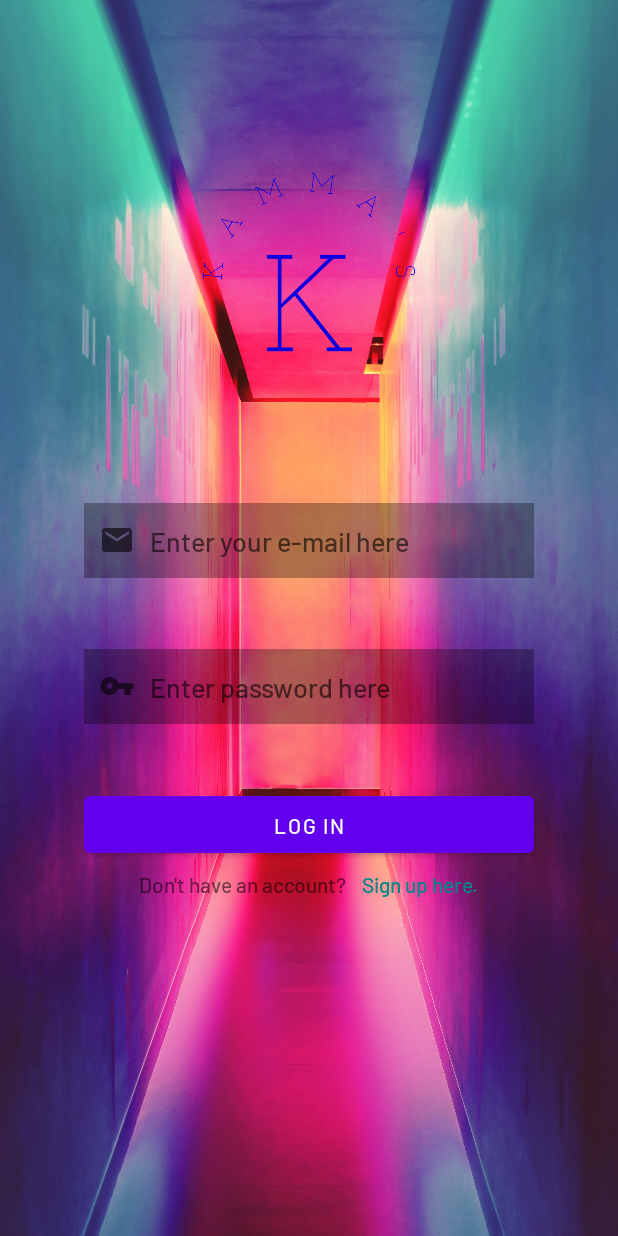
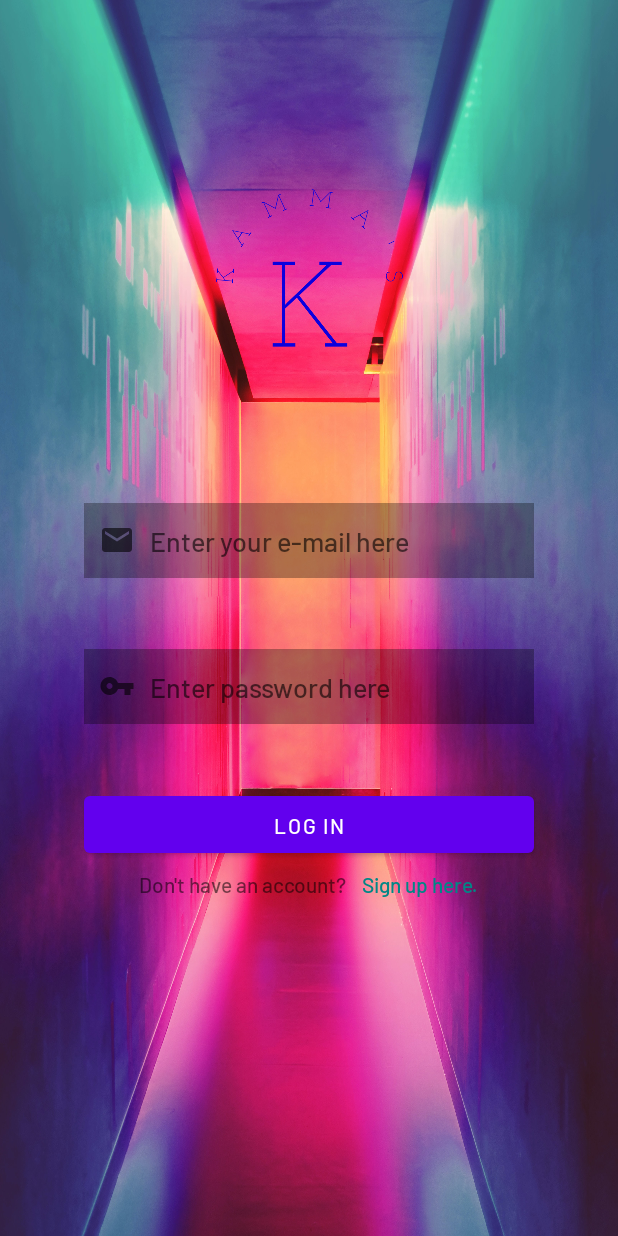
Before and after one commit to MwangiNelson/Kamma_App, an Android app: the screen it shows after launch (MainActivity), on a phone screen of 412 x 824 dp. Run offline under Robolectric (Android 15) with nearby library versions, the phone set to English and light mode, and no system bars.

Commit message:
Monday morning,transitions working(not beautiful tho)

```diff
--- a/app/build.gradle
+++ b/app/build.gradle
@@ -36,6 +36,9 @@ dependencies {
     implementation 'androidx.appcompat:appcompat:1.0.0'
     implementation 'androidx.constraintlayout:constraintlayout:1.1.3'
     implementation 'com.google.android.material:material:1.6.0-alpha03'
+    implementation 'androidx.navigation:navigation-fragment-ktx:2.4.1'
+    implementation 'androidx.navigation:navigation-ui-ktx:2.4.1'
+    implementation 'androidx.legacy:legacy-support-v4:1.0.0'
     testImplementation 'junit:junit:4.13.2'
     androidTestImplementation 'androidx.test.ext:junit:1.1.1'
     androidTestImplementation 'androidx.test.espresso:espresso-core:3.1.0'
--- a/app/src/main/java/com/example/trd/MainActivity.kt
+++ b/app/src/main/java/com/example/trd/MainActivity.kt
@@ -13,7 +13,6 @@ class MainActivity : AppCompatActivity() {
         super.onCreate(savedInstanceState)
         setContentView(R.layout.activity_main)
 
-
     }
 
 
--- /dev/null
+++ b/app/src/main/java/com/example/trd/login_fragment.kt
@@ -0,0 +1,49 @@
+package com.example.trd
+
+import android.os.Bundle
+import androidx.fragment.app.Fragment
+import android.view.LayoutInflater
+import android.view.View
+import android.view.ViewGroup
+import android.widget.Button
+import android.widget.TextView
+import androidx.navigation.findNavController
+
+// TODO: Rename parameter arguments, choose names that match
+// the fragment initialization parameters, e.g. ARG_ITEM_NUMBER
+private const val ARG_PARAM1 = "param1"
+private const val ARG_PARAM2 = "param2"
+
+/**
+ * A simple [Fragment] subclass.
+ * Use the [login_fragment.newInstance] factory method to
+ * create an instance of this fragment.
+ */
+class login_fragment : Fragment() {
+    // TODO: Rename and change types of parameters
+    private var param1: String? = null
+    private var param2: String? = null
+
+    override fun onCreate(savedInstanceState: Bundle?) {
+        super.onCreate(savedInstanceState)
+        arguments?.let {
+            param1 = it.getString(ARG_PARAM1)
+            param2 = it.getString(ARG_PARAM2)
+        }
+    }
+
+    override fun onCreateView(
+        inflater: LayoutInflater, container: ViewGroup?,
+        savedInstanceState: Bundle?
+    ): View? {
+        // Inflate the layout for this fragment
+     return inflater.inflate(R.layout.fragment_login_fragment, container, false)
+
+    }
+
+    override fun onViewCreated(view: View, savedInstanceState: Bundle?) {
+        view.findViewById<TextView>(R.id.register_page_link).setOnClickListener {
+            view.findNavController().navigate(R.id.action_login_fragment_to_register_fragment)
+        }
+    }
+}
--- a/app/src/main/java/com/example/trd/registration_activity.kt
+++ b/app/src/main/java/com/example/trd/registration_activity.kt
@@ -7,5 +7,6 @@ class registration_activity : AppCompatActivity() {
     override fun onCreate(savedInstanceState: Bundle?) {
         super.onCreate(savedInstanceState)
         setContentView(R.layout.activity_registration)
+
     }
 }
--- a/app/src/main/res/layout/activity_main.xml
+++ b/app/src/main/res/layout/activity_main.xml
@@ -4,118 +4,18 @@
     xmlns:tools="http://schemas.android.com/tools"
     android:layout_width="match_parent"
     android:layout_height="match_parent"
-    android:background="@drawable/login"
     tools:context=".MainActivity">
 
-    <EditText
-        android:id="@+id/userEmail"
-        android:layout_width="300dp"
-        android:layout_height="50dp"
-        android:autofillHints="Your e-mail goes here."
-        android:background="#50000000"
-        android:drawableStart="@drawable/ic_baseline_email_24"
-        android:drawablePadding="10sp"
-        android:ems="10"
-        android:fontFamily="@font/barlow_condensed_medium"
-        android:hint="@string/enter_your_e_mail_here"
-        android:inputType="textEmailAddress"
-        android:padding="10sp"
-        app:layout_constraintBottom_toBottomOf="parent"
-        app:layout_constraintEnd_toEndOf="parent"
-        app:layout_constraintStart_toStartOf="parent"
-        app:layout_constraintTop_toTopOf="parent"
-        app:layout_constraintVertical_bias="0.433"
-        tools:ignore="TextContrastCheck" />
 
-    <EditText
-        android:id="@+id/userPassword"
-        android:layout_width="300dp"
-        android:layout_height="50dp"
-        android:autofillHints="Your password goes here"
-
-        android:background="#50000000"
-        android:drawableStart="@drawable/ic_baseline_vpn_key_24"
-        android:drawablePadding="10sp"
-        android:fontFamily="@font/barlow_condensed_medium"
-        android:hint="@string/enter_password_here"
-
-
-        android:inputType="textPassword"
-        android:padding="10sp"
-        app:layout_constraintBottom_toBottomOf="parent"
-        app:layout_constraintEnd_toEndOf="parent"
-        app:layout_constraintStart_toStartOf="parent"
-        app:layout_constraintTop_toTopOf="parent"
-        app:layout_constraintVertical_bias="0.559"
-        tools:ignore="TextContrastCheck" />
-
-    <Button
-
-        android:id="@+id/login_button"
-        style="@style/Widget.MaterialComponents.Button"
-        android:layout_width="300dp"
-        android:layout_height="50dp"
-        android:layout_marginTop="32dp"
-        android:fontFamily="@font/barlow_condensed_medium"
-
-        android:padding="10sp"
-        android:text="@string/log_in"
-        app:layout_constraintBottom_toBottomOf="parent"
-        app:layout_constraintEnd_toEndOf="parent"
-        app:layout_constraintHorizontal_bias="0.5"
-        app:layout_constraintStart_toStartOf="parent"
-        app:layout_constraintTop_toTopOf="parent"
-        app:layout_constraintVertical_bias="0.664" />
-
-    <LinearLayout
-        android:layout_width="300dp"
-        android:layout_height="50dp"
-        android:orientation="horizontal"
-        app:layout_constraintBottom_toBottomOf="parent"
-        app:layout_constraintEnd_toEndOf="parent"
-        app:layout_constraintHorizontal_bias="0.5"
-        app:layout_constraintStart_toStartOf="parent"
-        app:layout_constraintTop_toBottomOf="@+id/login_button"
-        app:layout_constraintVertical_bias="0.0">
-
-        <TextView
-            android:id="@+id/textView"
-            android:layout_width="wrap_content"
-            android:layout_height="match_parent"
-            android:layout_margin="5dp"
-            android:layout_weight="1"
-            android:fontFamily="@font/barlow_condensed_medium"
-            android:gravity="end"
-            android:text="@string/don_t_have_an_account"
-            tools:ignore="TextContrastCheck" />
-
-        <TextView
-            android:id="@+id/register_page_link"
-            android:layout_width="wrap_content"
-            android:layout_height="match_parent"
-            android:layout_margin="5dp"
-            android:layout_weight="1"
-            android:clickable="true"
-            android:focusable="true"
-
-            android:fontFamily="@font/barlow_condensed_medium"
-            android:text="@string/sign_up_here"
-            android:textColor="@color/teal_700"
-            tools:ignore="TouchTargetSizeCheck,TextContrastCheck" />
-    </LinearLayout>
-
-    <ImageView
-        android:id="@+id/imageView2"
-        android:layout_width="200dp"
-        android:layout_height="200dp"
-        android:contentDescription="@string/logo"
-        app:layout_constraintBottom_toBottomOf="parent"
-        app:layout_constraintEnd_toEndOf="parent"
-        app:layout_constraintHorizontal_bias="0.5"
-        app:layout_constraintStart_toStartOf="parent"
-        app:layout_constraintTop_toTopOf="parent"
-        app:layout_constraintVertical_bias="0.12"
-        app:srcCompat="@drawable/k_logo" />
+    <androidx.fragment.app.FragmentContainerView
+        android:id="@+id/fragmentContainerView"
+        android:name="androidx.navigation.fragment.NavHostFragment"
+        android:layout_width="match_parent"
+        android:layout_height="match_parent"
+        app:defaultNavHost="true"
+        app:navGraph="@navigation/my_nav"
+        tools:layout_editor_absoluteX="80dp"
+        tools:layout_editor_absoluteY="225dp" />
 
 
 </androidx.constraintlayout.widget.ConstraintLayout>
--- /dev/null
+++ b/app/src/main/res/layout/fragment_login_fragment.xml
@@ -0,0 +1,119 @@
+<?xml version="1.0" encoding="utf-8"?>
+<androidx.constraintlayout.widget.ConstraintLayout xmlns:android="http://schemas.android.com/apk/res/android"
+    xmlns:app="http://schemas.android.com/apk/res-auto"
+    xmlns:tools="http://schemas.android.com/tools"
+    android:layout_width="match_parent"
+    android:layout_height="match_parent"
+    android:background="@drawable/login"
+    tools:context=".login_fragment">
+
+
+    <ImageView
+        android:id="@+id/imageView3"
+        android:layout_width="179dp"
+        android:layout_height="176dp"
+        android:src="@drawable/k_logo"
+        app:layout_constraintBottom_toBottomOf="parent"
+        app:layout_constraintEnd_toEndOf="parent"
+        app:layout_constraintStart_toStartOf="parent"
+        app:layout_constraintTop_toTopOf="parent"
+        app:layout_constraintVertical_bias="0.14"
+        android:contentDescription="@string/logo" />
+
+    <EditText
+        android:id="@+id/userEmail"
+        android:layout_width="300dp"
+        android:layout_height="50dp"
+        android:autofillHints="Your e-mail goes here."
+        android:background="#50000000"
+        android:drawableStart="@drawable/ic_baseline_email_24"
+        android:drawablePadding="10sp"
+        android:ems="10"
+        android:fontFamily="@font/barlow_condensed_medium"
+        android:hint="@string/enter_your_e_mail_here"
+        android:inputType="textEmailAddress"
+        android:padding="10sp"
+        app:layout_constraintBottom_toBottomOf="parent"
+        app:layout_constraintEnd_toEndOf="parent"
+        app:layout_constraintStart_toStartOf="parent"
+        app:layout_constraintTop_toTopOf="parent"
+        app:layout_constraintVertical_bias="0.433"
+        tools:ignore="TextContrastCheck" />
+
+    <EditText
+        android:id="@+id/userPassword"
+        android:layout_width="300dp"
+        android:layout_height="50dp"
+        android:autofillHints="Your password goes here"
+
+        android:background="#50000000"
+        android:drawableStart="@drawable/ic_baseline_vpn_key_24"
+        android:drawablePadding="10sp"
+        android:fontFamily="@font/barlow_condensed_medium"
+        android:hint="@string/enter_password_here"
+
+
+        android:inputType="textPassword"
+        android:padding="10sp"
+        app:layout_constraintBottom_toBottomOf="parent"
+        app:layout_constraintEnd_toEndOf="parent"
+        app:layout_constraintStart_toStartOf="parent"
+        app:layout_constraintTop_toTopOf="parent"
+        app:layout_constraintVertical_bias="0.559"
+        tools:ignore="TextContrastCheck" />
+
+    <Button
+
+        android:id="@+id/login_button"
+        style="@style/Widget.MaterialComponents.Button"
+        android:layout_width="300dp"
+        android:layout_height="50dp"
+        android:layout_marginTop="32dp"
+        android:fontFamily="@font/barlow_condensed_medium"
+
+        android:padding="10sp"
+        android:text="@string/log_in"
+        app:layout_constraintBottom_toBottomOf="parent"
+        app:layout_constraintEnd_toEndOf="parent"
+        app:layout_constraintHorizontal_bias="0.5"
+        app:layout_constraintStart_toStartOf="parent"
+        app:layout_constraintTop_toTopOf="parent"
+        app:layout_constraintVertical_bias="0.664" />
+
+    <LinearLayout
+        android:layout_width="300dp"
+        android:layout_height="50dp"
+        android:orientation="horizontal"
+        app:layout_constraintBottom_toBottomOf="parent"
+        app:layout_constraintEnd_toEndOf="parent"
+        app:layout_constraintHorizontal_bias="0.5"
+        app:layout_constraintStart_toStartOf="parent"
+        app:layout_constraintTop_toBottomOf="@+id/login_button"
+        app:layout_constraintVertical_bias="0.0">
+
+        <TextView
+            android:id="@+id/textView"
+            android:layout_width="wrap_content"
+            android:layout_height="match_parent"
+            android:layout_margin="5dp"
+            android:layout_weight="1"
+            android:fontFamily="@font/barlow_condensed_medium"
+            android:gravity="end"
+            android:text="@string/don_t_have_an_account"
+            tools:ignore="TextContrastCheck" />
+
+        <TextView
+            android:id="@+id/register_page_link"
+            android:layout_width="wrap_content"
+            android:layout_height="match_parent"
+            android:layout_margin="5dp"
+            android:layout_weight="1"
+            android:clickable="true"
+            android:focusable="true"
+
+            android:fontFamily="@font/barlow_condensed_medium"
+            android:text="@string/sign_up_here"
+            android:textColor="@color/teal_700"
+            tools:ignore="TouchTargetSizeCheck,TextContrastCheck" />
+    </LinearLayout>
+</androidx.constraintlayout.widget.ConstraintLayout>
--- /dev/null
+++ b/app/src/main/res/navigation/my_nav.xml
@@ -0,0 +1,30 @@
+<?xml version="1.0" encoding="utf-8"?>
+<navigation xmlns:android="http://schemas.android.com/apk/res/android"
+    xmlns:app="http://schemas.android.com/apk/res-auto"
+    xmlns:tools="http://schemas.android.com/tools"
+    android:id="@+id/my_nav"
+    app:startDestination="@id/login_fragment">
+
+    <fragment
+        android:id="@+id/login_fragment"
+        android:name="com.example.trd.login_fragment"
+        android:label="fragment_login_fragment"
+        tools:layout="@layout/fragment_login_fragment" >
+        <action
+            android:id="@+id/action_login_fragment_to_register_fragment"
+            app:destination="@id/register_fragment"
+            app:enterAnim="@android:anim/fade_in"
+            app:exitAnim="@android:anim/fade_out" />
+    </fragment>
+    <fragment
+        android:id="@+id/register_fragment"
+        android:name="com.example.trd.register_fragment"
+        android:label="fragment_register_fragment"
+        tools:layout="@layout/fragment_register_fragment" >
+        <action
+            android:id="@+id/action_register_fragment_to_login_fragment"
+            app:destination="@id/login_fragment"
+            app:enterAnim="@android:anim/fade_in"
+            app:exitAnim="@android:anim/fade_out" />
+    </fragment>
+</navigation>
--- a/app/src/main/res/values/strings.xml
+++ b/app/src/main/res/values/strings.xml
@@ -14,4 +14,6 @@
     <string name="full_name">Full name.</string>
     <string name="e_mail">E-mail</string>
     <string name="phone_no">Phone no.</string>
+    <!-- TODO: Remove or change this placeholder text -->
+    <string name="hello_blank_fragment">Hello blank fragment</string>
 </resources>
```
Also changed, not shown: app/src/main/java/com/example/trd/register_fragment.kt (added, +47 -0 lines), app/src/main/res/layout/fragment_register_fragment.xml (added, +197 -0 lines).
